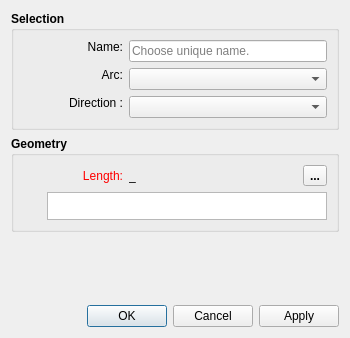
Qt form src/libs/vtools/dialogs/tools/dialogcutarc.ui (FashionFreedom/Seamly2D) before a commit.
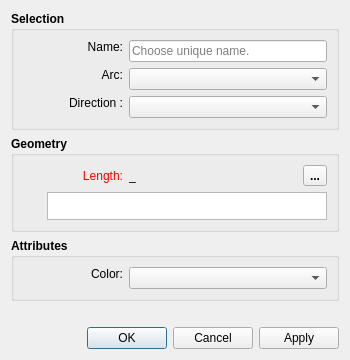
The same form after that commit. Icons and pictures are not drawn. Custom widgets are drawn as their Qt base class.

Commit message: add color attribute to point-on tools

Patch:
```diff
--- a/src/libs/vtools/dialogs/tools/dialogcutarc.ui
+++ b/src/libs/vtools/dialogs/tools/dialogcutarc.ui
@@ -7,7 +7,7 @@
     <x>0</x>
     <y>0</y>
     <width>350</width>
-    <height>338</height>
+    <height>360</height>
    </rect>
   </property>
   <property name="minimumSize">
@@ -405,6 +405,90 @@
      </layout>
     </widget>
    </item>
+   <item>
+    <widget class="QGroupBox" name="attributes_GroupBox_2">
+     <property name="minimumSize">
+      <size>
+       <width>240</width>
+       <height>0</height>
+      </size>
+     </property>
+     <property name="font">
+      <font>
+       <pointsize>9</pointsize>
+       <bold>true</bold>
+      </font>
+     </property>
+     <property name="title">
+      <string>Attributes</string>
+     </property>
+     <layout class="QVBoxLayout" name="verticalLayout_4">
+      <item>
+       <layout class="QFormLayout" name="formLayout_2">
+        <property name="labelAlignment">
+         <set>Qt::AlignRight|Qt::AlignTrailing|Qt::AlignVCenter</set>
+        </property>
+        <item row="0" column="0">
+         <widget class="QLabel" name="lineColor_Label">
+          <property name="sizePolicy">
+           <sizepolicy hsizetype="MinimumExpanding" vsizetype="Fixed">
+            <horstretch>0</horstretch>
+            <verstretch>0</verstretch>
+           </sizepolicy>
+          </property>
+          <property name="minimumSize">
+           <size>
+            <width>100</width>
+            <height>0</height>
+           </size>
+          </property>
+          <property name="maximumSize">
+           <size>
+            <width>16777215</width>
+            <height>16777215</height>
+           </size>
+          </property>
+          <property name="font">
+           <font>
+            <pointsize>9</pointsize>
+            <bold>false</bold>
+           </font>
+          </property>
+          <property name="text">
+           <string>Color:</string>
+          </property>
+          <property name="alignment">
+           <set>Qt::AlignRight|Qt::AlignTrailing|Qt::AlignVCenter</set>
+          </property>
+         </widget>
+        </item>
+        <item row="0" column="1">
+         <widget class="ColorComboBox" name="lineColor_ComboBox">
+          <property name="sizePolicy">
+           <sizepolicy hsizetype="Expanding" vsizetype="Fixed">
+            <horstretch>0</horstretch>
+            <verstretch>0</verstretch>
+           </sizepolicy>
+          </property>
+          <property name="minimumSize">
+           <size>
+            <width>80</width>
+            <height>0</height>
+           </size>
+          </property>
+          <property name="font">
+           <font>
+            <pointsize>9</pointsize>
+            <bold>false</bold>
+           </font>
+          </property>
+         </widget>
+        </item>
+       </layout>
+      </item>
+     </layout>
+    </widget>
+   </item>
    <item>
     <spacer name="verticalSpacer">
      <property name="orientation">
@@ -430,6 +514,13 @@
    </item>
   </layout>
  </widget>
+ <customwidgets>
+  <customwidget>
+   <class>ColorComboBox</class>
+   <extends>QComboBox</extends>
+   <header location="global">color_combobox.h</header>
+  </customwidget>
+ </customwidgets>
  <tabstops>
   <tabstop>comboBoxArc</tabstop>
   <tabstop>buttonBox</tabstop>
```
Left out of the diff: 3 changed lines with no effect on the pictures. The commit also changes 19 other files.
